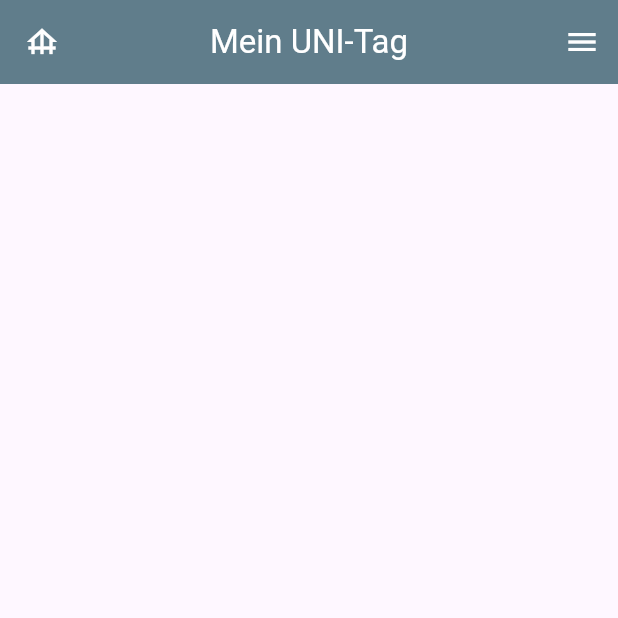
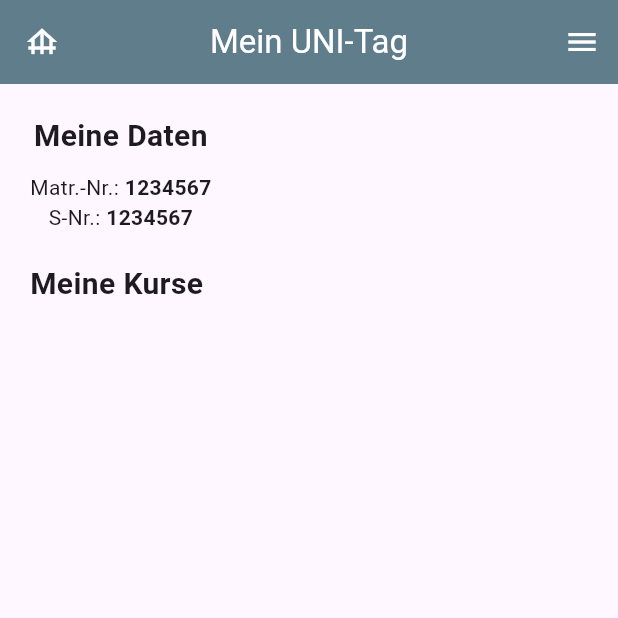
Before and after one commit to Randoooom/EMIUE4, a Flutter app: the screen it shows after launch, on a phone screen of 412 x 824 dp, the top half of it. Run offline on Flutter 3.47's test engine with Material 3 defaults, Android fonts, the phone set to English and light mode, and no system bars.

Commit message:
feat: info widgets and start with courses

```diff
--- a/lib/main.dart
+++ b/lib/main.dart
@@ -1,4 +1,5 @@
 import 'package:emiue4/navigation.dart';
+import 'package:emiue4/view/home.dart';
 import 'package:flutter/material.dart';
 
 void main() => runApp(const UniApp());
@@ -14,7 +15,8 @@ class UniApp extends StatelessWidget {
           primarySwatch: Colors.blueGrey,
           appBarTheme: const AppBarTheme(
               backgroundColor: Colors.blueGrey, foregroundColor: Colors.white)),
-      home: const Scaffold(appBar: UniAppBar(), drawer: Drawer()),
+      home: const Scaffold(
+          appBar: UniAppBar(), drawer: Drawer(), body: HomeView()),
     );
   }
 }
--- a/lib/navigation.dart
+++ b/lib/navigation.dart
@@ -1,7 +1,4 @@
 import 'package:flutter/material.dart';
-import 'package:url_launcher/url_launcher_string.dart';
-
-const String homepage = "https://tu-dresden.de";
 
 class UniAppBar extends StatelessWidget implements PreferredSizeWidget {
   // impl PreferredSizeWidget
@@ -18,9 +15,8 @@ class UniAppBar extends StatelessWidget implements PreferredSizeWidget {
       title: const Text('Mein UNI-Tag'),
       centerTitle: true,
       leading: IconButton(
-        // open the homepage in the browser (yea we ignore the possibility of an error while launching the browser)
-        // TODO: consider this as a home button for the application in the case we add multiple views / pages
-        onPressed:  () async => await launchUrlString(homepage),
+        // TODO: consider this as the home button of the application in case we add multiple views
+        onPressed:  () => {},
         icon: const Icon(Icons.foundation),
       ),
       actions: [
--- /dev/null
+++ b/lib/style/heading.dart
@@ -0,0 +1,15 @@
+import 'package:flutter/material.dart';
+
+class Heading extends StatelessWidget {
+  final String content;
+
+  const Heading(this.content, {super.key});
+
+  @override
+  Widget build(BuildContext context) {
+    return Padding(
+        padding: const EdgeInsets.only(bottom: 10),
+        child: Text(content,
+            style: const TextStyle(fontWeight: FontWeight.bold, fontSize: 20)));
+  }
+}
--- /dev/null
+++ b/lib/view/home.dart
@@ -0,0 +1,85 @@
+import 'package:emiue4/style/heading.dart';
+import 'package:flutter/material.dart';
+
+class HomeView extends StatelessWidget {
+  const HomeView({super.key});
+
+  @override
+  Widget build(BuildContext context) {
+    return Container(
+        padding: const EdgeInsets.all(20),
+        child: const Column(children: [
+          InfoWidget(),
+          Padding(padding: EdgeInsets.only(top: 20), child: CourseList())
+        ]));
+  }
+}
+
+class InfoWidget extends StatelessWidget {
+  const InfoWidget({super.key});
+
+  @override
+  Widget build(BuildContext context) {
+    return const Row(children: [
+      Column(children: [
+        Heading("Meine Daten"),
+        DataWidget("Matr.-Nr.", "1234567"),
+        DataWidget("S-Nr.", "1234567"),
+      ])
+    ]);
+  }
+}
+
+class DataWidget extends StatelessWidget {
+  final String title, value;
+
+  const DataWidget(this.title, this.value, {super.key});
+
+  @override
+  Widget build(BuildContext context) {
+    return RichText(
+        text: TextSpan(children: <TextSpan>[
+      TextSpan(text: "$title: ", style: DefaultTextStyle.of(context).style),
+      TextSpan(
+          text: value,
+          style: DefaultTextStyle.of(context)
+              .style
+              .copyWith(fontWeight: FontWeight.bold)),
+    ]));
+  }
+}
+
+class CourseList extends StatelessWidget {
+  const CourseList({super.key});
+
+  @override
+  Widget build(BuildContext context) {
+    return const Row(children: [
+      Column(children: [Heading("Meine Kurse")])
+    ]);
+  }
+}
+
+class CourseItem extends StatelessWidget {
+  const CourseItem({super.key});
+
+  @override
+  Widget build(BuildContext context) {
+    return const Row(children: [
+      Column(children: [
+        Heading("Meine Kurse"),
+      ])
+    ]);
+  }
+}
+
+class CourseItemLeadingWidget extends StatelessWidget {
+  const CourseItemLeadingWidget({super.key});
+
+  @override
+  Widget build(BuildContext context) {
+    return const Row(children: [
+      Column(children: [Heading("Meine Kurse")])
+    ]);
+  }
+}
--- a/pubspec.yaml
+++ b/pubspec.yaml
@@ -28,7 +28,6 @@ environment:
 # the latest version available on pub.dev. To see which dependencies have newer
 # versions available, run `flutter pub outdated`.
 dependencies:
-  url_launcher: '6.2.2'
   flutter:
     sdk: flutter
 
```
Also changed, not shown: pubspec.lock.
